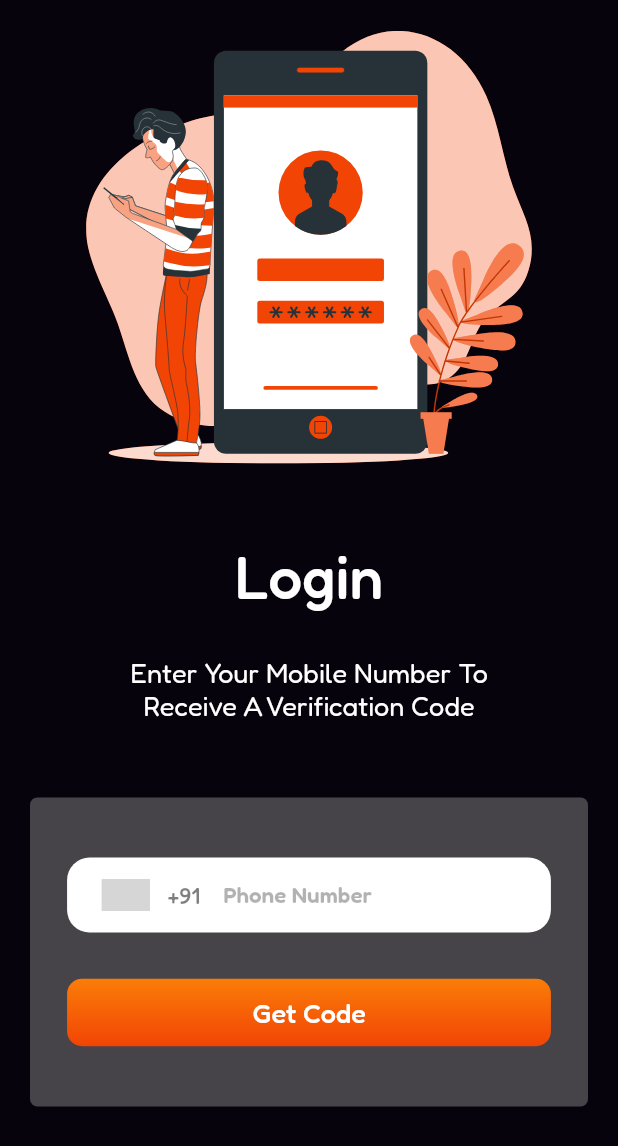
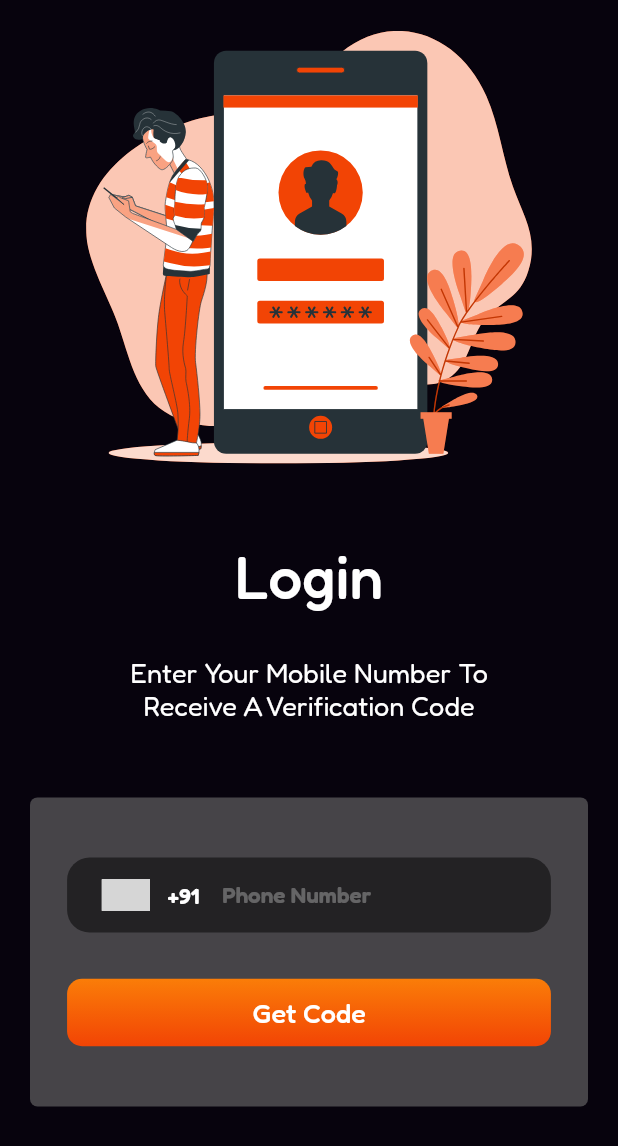
Before and after one commit to spsofttect/Poster-Maker, a Flutter app: the screen it shows after launch, after a tap on "Next", after a tap on "Skip", on a phone screen of 412 x 824 dp. Shown: the top 1146 px of the screen. Run offline on Flutter 3.47's test engine with Material 2 defaults, Android fonts, the phone set to English and light mode, and no system bars; drawn by our look-alikes of intl_phone_number_input; our stand-ins replace carousel_slider, dotted_border, firebase_analytics, firebase_auth, firebase_core, firebase_messaging and 19 more; missing offline and left inert: cached_video_player, dart:ffi, flutter_windowmanager, image_picker_for_web, libphonenumber_web, photo_manager and 1 more; accounts and stored records are empty; network calls fail; grey boxes are pictures that could not be loaded.

Commit message:
new update

```diff
--- a/lib/page/Intro/introScreen.dart
+++ b/lib/page/Intro/introScreen.dart
@@ -25,7 +25,7 @@ class _IntroScreenState extends State<IntroScreen> {
         [DeviceOrientation.portraitDown, DeviceOrientation.portraitUp]);
     // Do not capture Screenshot and video
     // Do not capture Screenshot and video
-    FlutterWindowManager.addFlags(FlutterWindowManager.FLAG_SECURE);
+
     // Do not capture Screenshot and video
     return Scaffold(
       body: Container(
--- a/lib/page/bottomnavbar/bottomnavbar.dart
+++ b/lib/page/bottomnavbar/bottomnavbar.dart
@@ -63,11 +63,12 @@ class _BottomNavBarScreenState extends State<BottomNavBarScreen> {
 
   @override
   Widget build(BuildContext context) {
+    FlutterWindowManager.addFlags(FlutterWindowManager.FLAG_SECURE);
     // DeviceOrientationd
     SystemChrome.setPreferredOrientations([DeviceOrientation.portraitUp, DeviceOrientation.portraitDown]);
 
     // Do not capture Screenshot and video
-    FlutterWindowManager.addFlags(FlutterWindowManager.FLAG_SECURE);
+
     // Do not capture Screenshot and video
     return AdvancedDrawer(
       controller: advancedDrawerController,
--- a/lib/page/bottomnavbar/homepage/addBusiness/addBuisness.dart
+++ b/lib/page/bottomnavbar/homepage/addBusiness/addBuisness.dart
@@ -2,13 +2,11 @@
 
 import 'package:flutter/material.dart';
 import 'package:get/get.dart';
-
 import 'package:poster_maker/Helper/utlity.dart';
 import 'package:poster_maker/Helper/widget.dart';
 
 class AddBusinessPage extends StatelessWidget {
   AddBusinessPage({Key key}) : super(key: key);
-
   @override
   Widget build(BuildContext context) {
     return Scaffold(
--- a/lib/page/editBottomNavBar/addImage/addImage.dart
+++ b/lib/page/editBottomNavBar/addImage/addImage.dart
@@ -92,7 +92,7 @@ class _AddImagePageState extends State<AddImagePage>
           isExpanded: true,
           icon: Icon(Icons.keyboard_arrow_down_sharp, size: 30),
           items: getItems(),
-          value: selectedModel.name,
+          value: selectedModel.name.toString(),
           onChanged: (String d) {
             setState(() {
               albumlist.forEach(((element) {
--- a/lib/page/login/login.dart
+++ b/lib/page/login/login.dart
@@ -128,7 +128,8 @@ class _LoginScreenState extends State<LoginScreen> {
         Container(
           // margin: EdgeInsets.only(top: 7),
           height: 50,
-          decoration: BoxDecoration(color: Color(AppColor.white), borderRadius: BorderRadius.circular(15)),
+          decoration: BoxDecoration(
+              color: Color(AppColor.black).withOpacity(0.5), borderRadius: BorderRadius.circular(15)),
           alignment: Alignment.center,
           child: InternationalPhoneNumberInput(
             onInputChanged: (PhoneNumber number) {
@@ -147,7 +148,7 @@ class _LoginScreenState extends State<LoginScreen> {
 
             inputDecoration: InputDecoration(
               hintText: "Phone Number",
-              hintStyle: TextStyle(color: Color(AppColor.black).withOpacity(0.3), fontSize: 15, fontFamily: AppFont.SemiBold),
+              hintStyle: TextStyle(color: Color(AppColor.white).withOpacity(0.3), fontSize: 15, fontFamily: AppFont.SemiBold),
               enabledBorder: OutlineInputBorder(
                 borderRadius: BorderRadius.circular(6),
                 borderSide: BorderSide(color: Colors.transparent),
@@ -160,13 +161,13 @@ class _LoginScreenState extends State<LoginScreen> {
             cursorColor: Color(AppColor.orange),
             spaceBetweenSelectorAndTextField: 0,
             autoValidateMode: AutovalidateMode.disabled,
-            selectorTextStyle: TextStyle(color: Color(AppColor.black).withOpacity(0.5), fontSize: 15, fontFamily: AppFont.Medium),
+            selectorTextStyle: TextStyle(color: Color(AppColor.white), fontSize: 15, fontFamily: AppFont.SemiBold),
             initialValue: number,
 
             // textFieldController: controller,
             formatInput: false,
             textAlignVertical: TextAlignVertical.bottom,
-            textStyle: TextStyle(color: Color(AppColor.bgcolor), fontSize: 16, fontFamily: AppFont.Regular),
+            textStyle: TextStyle(color: Color(AppColor.white), fontSize: 16, fontFamily: AppFont.Regular),
             // keyboardType:
             //     TextInputType.numberWithOptions(signed: true, decimal: true),
             keyboardType: TextInputType.number,
--- a/lib/page/login/number_varification/varification.dart
+++ b/lib/page/login/number_varification/varification.dart
@@ -39,7 +39,7 @@ class _VarificationScreenState extends State<VarificationScreen> {
     // SystemChrome.setPreferredOrientations(
     //     [DeviceOrientation.portraitUp, DeviceOrientation.portraitDown]);
     // Do not capture Screenshot and video
-    FlutterWindowManager.addFlags(FlutterWindowManager.FLAG_SECURE);
+
     // Do not capture Screenshot and video
     return Scaffold(
       // backgroundColor: Get.isDarkMode ? Colors.white : Color(AppColor.bgcolor),
--- a/lib/page/settingpage/developmentpage/Appdevelopmentpage.dart
+++ b/lib/page/settingpage/developmentpage/Appdevelopmentpage.dart
@@ -31,7 +31,6 @@ class _DevelopmentPageState extends State<DevelopmentPage> {
     // DeviceOrientation
     // SystemChrome.setPreferredOrientations(
     //     [DeviceOrientation.portraitUp, DeviceOrientation.portraitDown]);
-
     // Do not capture Screenshot and video
     FlutterWindowManager.addFlags(FlutterWindowManager.FLAG_SECURE);
     // Do not capture Screenshot and video
--- a/pubspec.yaml
+++ b/pubspec.yaml
@@ -68,6 +68,7 @@ dependencies:
   firebase_analytics: ^10.0.2
   flutter_secure_storage: ^6.1.0
   flutterfire_cli: ^0.2.7
+  get_it: ^7.2.0
 
 
 dev_dependencies:
```
Also changed, not shown: lib/Helper/authentication_service.dart (added, +69 -0 lines), lib/Helper/locator.dart (added, +14 -0 lines), lib/main.dart (+10 -2 lines), 5 other files.
